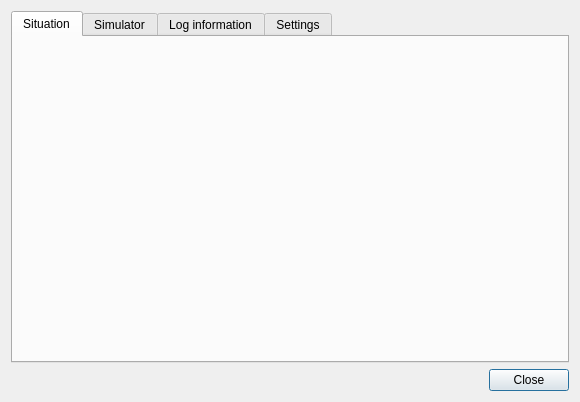
Qt form src/plugins/simulator/swift/simulatorswiftmonitordialog.ui (swift-project/pilotclient) before a commit.
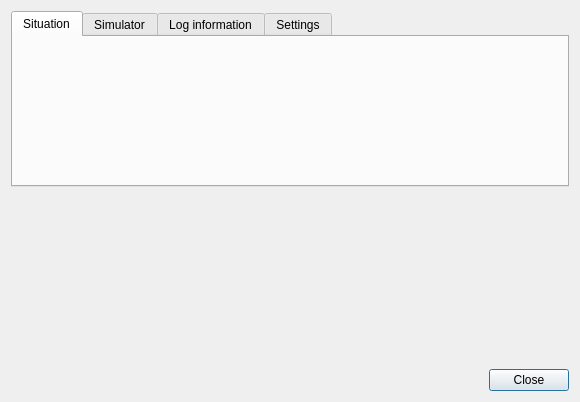
The same form after that commit. Custom widgets are drawn as their Qt base class.

Commit message: Ref T111, set situation from form in simulator

```diff
--- a/src/plugins/simulator/swift/simulatorswiftmonitordialog.ui
+++ b/src/plugins/simulator/swift/simulatorswiftmonitordialog.ui
@@ -34,19 +34,6 @@
          </property>
         </widget>
        </item>
-       <item>
-        <spacer name="vs_Situation">
-         <property name="orientation">
-          <enum>Qt::Vertical</enum>
-         </property>
-         <property name="sizeHint" stdset="0">
-          <size>
-           <width>20</width>
-           <height>40</height>
-          </size>
-         </property>
-        </spacer>
-       </item>
       </layout>
      </widget>
      <widget class="QWidget" name="tb_Simulator">
@@ -148,6 +135,19 @@
      </widget>
     </widget>
    </item>
+   <item>
+    <spacer name="vs_Situation">
+     <property name="orientation">
+      <enum>Qt::Vertical</enum>
+     </property>
+     <property name="sizeHint" stdset="0">
+      <size>
+       <width>20</width>
+       <height>40</height>
+      </size>
+     </property>
+    </spacer>
+   </item>
    <item>
     <widget class="QDialogButtonBox" name="bb_SwiftMonitorDialog">
      <property name="orientation">
```
The commit also changes 2 other files.
